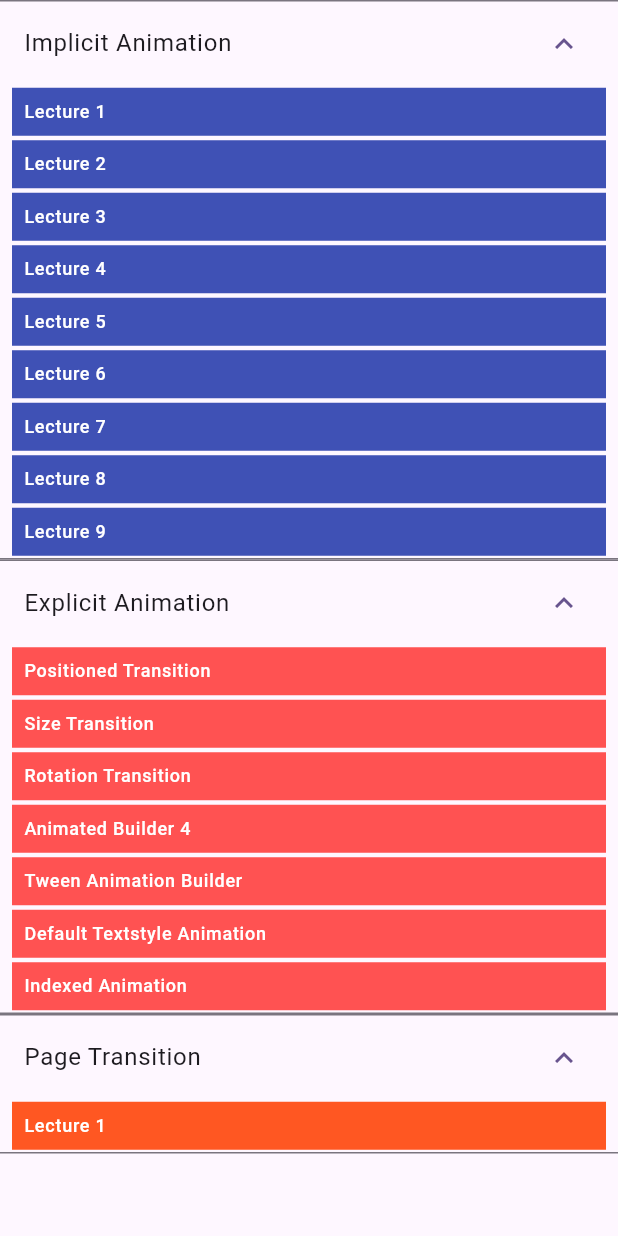
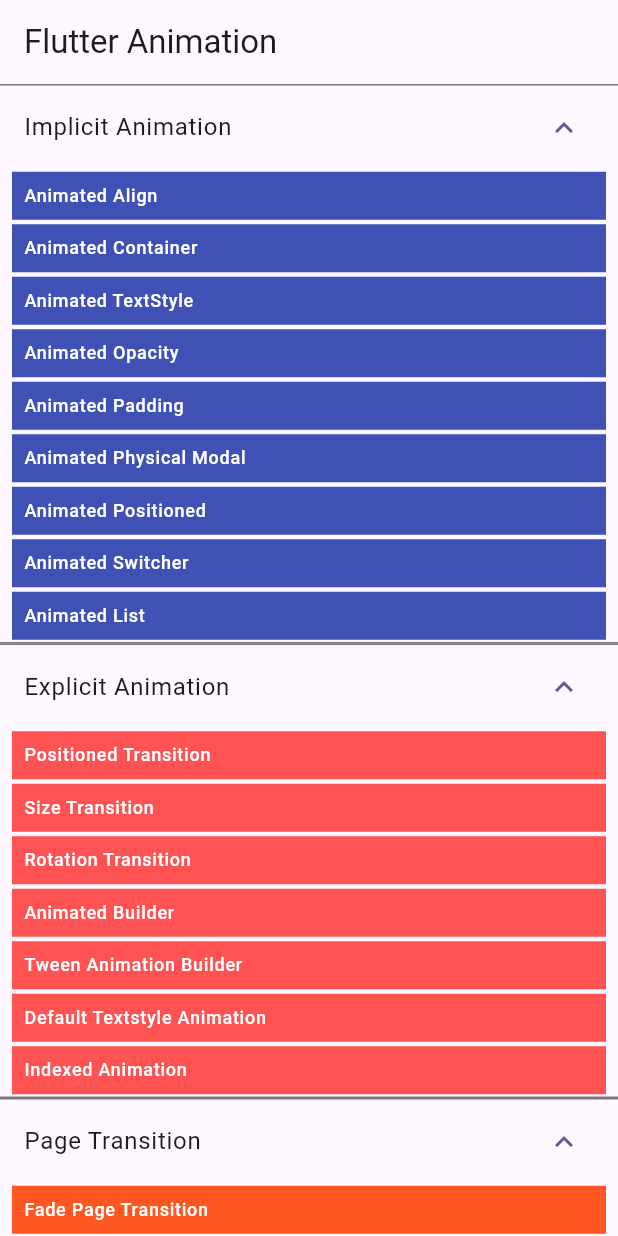
Before and after one commit to fawzi-dev/Flutter-Animation, a Flutter app: the screen it shows after launch, on a phone screen of 412 x 824 dp. Run offline on Flutter 3.47's test engine with Material 3 defaults, Android fonts, the phone set to English and light mode, and no system bars.

Commit message:
Added some improvements

```diff
--- a/lib/Course Lectures/Explicit Animation/animated_builder.dart
+++ b/lib/Course Lectures/Explicit Animation/animated_builder.dart
@@ -36,7 +36,7 @@ class _AnimatedBuilderLectureState extends State<AnimatedBuilderLecture>
   Widget build(BuildContext context) {
     return Scaffold(
       appBar: AppBar(
-        title: const Text('Animated Align'),
+        title: const Text('Animated Builder'),
       ),
       body: AnimatedBuilder(
         animation: animationController,
--- a/lib/Course Lectures/Explicit Animation/default_text_style.dart
+++ b/lib/Course Lectures/Explicit Animation/default_text_style.dart
@@ -43,7 +43,7 @@ class _DefaultTextStyleAnimationLectureState
 
     return Scaffold(
       appBar: AppBar(
-        title: const Text('Animated Align'),
+        title: const Text('Animated Textstyle'),
       ),
       body: Center(
         child: DefaultTextStyleTransition(
--- a/lib/Course Lectures/Explicit Animation/positioned_transition.dart
+++ b/lib/Course Lectures/Explicit Animation/positioned_transition.dart
@@ -65,7 +65,7 @@ class _PositionedTransitionLectureState
   Widget build(BuildContext context) {
     return Scaffold(
       appBar: AppBar(
-        title: const Text('Animated Align'),
+        title: const Text('Positioned Transition'),
       ),
       body: Stack(
         //alignment: Alignment.center,
--- a/lib/Course Lectures/Explicit Animation/rotation_transition.dart
+++ b/lib/Course Lectures/Explicit Animation/rotation_transition.dart
@@ -41,7 +41,7 @@ class _RotationTransitionLectureState extends State<RotationTransitionLecture>
   Widget build(BuildContext context) {
     return Scaffold(
       appBar: AppBar(
-        title: const Text('Animated Align'),
+        title: const Text('Rotation Transition'),
       ),
       body: Column(
         children: [
--- a/lib/Course Lectures/Explicit Animation/size_transition.dart
+++ b/lib/Course Lectures/Explicit Animation/size_transition.dart
@@ -42,7 +42,7 @@ class _SizeTransitionLectureState extends State<SizeTransitionLecture>
   Widget build(BuildContext context) {
     return Scaffold(
       appBar: AppBar(
-        title: const Text('Animated Align'),
+        title: const Text('Size Transition'),
       ),
       body: Column(
         children: [
--- a/lib/Course Lectures/Explicit Animation/tween_animation_builder.dart
+++ b/lib/Course Lectures/Explicit Animation/tween_animation_builder.dart
@@ -18,7 +18,7 @@ class _TweenAnimationBuilderLectureState
   Widget build(BuildContext context) {
     return Scaffold(
       appBar: AppBar(
-        title: const Text('Animated Align'),
+        title: const Text('Tween Animation Builder'),
       ),
       body: TweenAnimationBuilder<double>(
         builder: (BuildContext context, double value, Widget? child) {
--- a/lib/Course Lectures/Implicit Animation/animated_container.dart
+++ b/lib/Course Lectures/Implicit Animation/animated_container.dart
@@ -18,7 +18,7 @@ class AnimatedContainerLectureState extends State<AnimatedContainerLecture> {
   Widget build(BuildContext context) {
     return Scaffold(
       appBar: AppBar(
-        title: const Text('Animated Align'),
+        title: const Text('Animated Container'),
       ),
       body: GestureDetector(
         onTap: () {
--- a/lib/Course Lectures/Implicit Animation/animated_list.dart
+++ b/lib/Course Lectures/Implicit Animation/animated_list.dart
@@ -36,7 +36,7 @@ class _AnimatedListLectureState extends State<AnimatedListLecture> {
 
     return Scaffold(
       appBar: AppBar(
-        title: const Text('Animated Align'),
+        title: const Text('Animated List'),
       ),
       body: AnimatedList(
         key: _listKey,
--- a/lib/Course Lectures/Implicit Animation/animated_opacity.dart
+++ b/lib/Course Lectures/Implicit Animation/animated_opacity.dart
@@ -16,7 +16,7 @@ class _AnimatedOpactiyLectureState extends State<AnimatedOpactiyLecture> {
   Widget build(BuildContext context) {
     return Scaffold(
       appBar: AppBar(
-        title: const Text('Animated Align'),
+        title: const Text('Animated Opacity'),
       ),
       body: GestureDetector(
         onTap: () {
--- a/lib/Course Lectures/Implicit Animation/animated_padding.dart
+++ b/lib/Course Lectures/Implicit Animation/animated_padding.dart
@@ -16,7 +16,7 @@ class _AnimatedPaddingLectureState extends State<AnimatedPaddingLecture> {
   Widget build(BuildContext context) {
     return Scaffold(
       appBar: AppBar(
-        title: const Text('Animated Align'),
+        title: const Text('Animated Padding'),
       ),
       body: GestureDetector(
         onTap: () {
--- a/lib/Course Lectures/Implicit Animation/animated_physical_model.dart
+++ b/lib/Course Lectures/Implicit Animation/animated_physical_model.dart
@@ -19,7 +19,7 @@ class _AnimatedPhysicalModelLectureState
   Widget build(BuildContext context) {
     return Scaffold(
       appBar: AppBar(
-        title: const Text('Animated Align'),
+        title: const Text('Animated Physical Model'),
       ),
       body: GestureDetector(
         onTap: () {
--- a/lib/Course Lectures/Implicit Animation/animated_positioned.dart
+++ b/lib/Course Lectures/Implicit Animation/animated_positioned.dart
@@ -17,7 +17,7 @@ class _AnimatedPositionedLectureState extends State<AnimatedPositionedLecture> {
   Widget build(BuildContext context) {
     return Scaffold(
       appBar: AppBar(
-        title: const Text('Animated Align'),
+        title: const Text('Animated Positioned'),
       ),
       body: GestureDetector(
         onTap: () {
--- a/lib/Course Lectures/Implicit Animation/animated_switcher.dart
+++ b/lib/Course Lectures/Implicit Animation/animated_switcher.dart
@@ -16,7 +16,7 @@ class _AnimiatedSwitcherLectureState extends State<AnimiatedSwitcherLecture> {
   Widget build(BuildContext context) {
     return Scaffold(
       appBar: AppBar(
-        title: const Text('Animated Align'),
+        title: const Text('Animated Switcher'),
       ),
       body: GestureDetector(
         onTap: () {
--- a/lib/Course Lectures/Implicit Animation/animated_textsyle.dart
+++ b/lib/Course Lectures/Implicit Animation/animated_textsyle.dart
@@ -21,7 +21,7 @@ class _AnimatedTextStyleLectureState extends State<AnimatedTextStyleLecture> {
   Widget build(BuildContext context) {
     return Scaffold(
       appBar: AppBar(
-        title: const Text('Animated Align'),
+        title: const Text('Animated Textstyle'),
       ),
       body: GestureDetector(
         onTap: () {
--- a/lib/Course Lectures/PageTransition/page_transition_builder.dart
+++ b/lib/Course Lectures/PageTransition/page_transition_builder.dart
@@ -2,8 +2,9 @@ import 'package:flutter/material.dart';
 
 class PageTransitionExample extends PageRouteBuilder {
   dynamic page;
+  AnimationTypes animationTypes;
 
-  PageTransitionExample(this.page)
+  PageTransitionExample(this.page, this.animationTypes)
       : super(
           pageBuilder: (context, animation, secondaryAnimation) => page,
           transitionsBuilder: (context, animation, secondaryAnimation, child) {
@@ -14,7 +15,6 @@ class PageTransitionExample extends PageRouteBuilder {
 
             const curves = Curves.decelerate;
             const reverseCurves = Curves.decelerate;
-
 
             // Sliding page transition
             var slideTransition =
@@ -41,22 +41,63 @@ class PageTransitionExample extends PageRouteBuilder {
               CurvedAnimation(parent: animation, curve: curves),
             );
 
+            if (animationTypes == AnimationTypes.slide) {
               return Align(
                 alignment: Alignment.center,
                 child: SlideTransition(
                   position: slideTransition,
+                  child: child,
+                ),
+              );
+            } else if (animationTypes == AnimationTypes.fade) {
+              return Align(
+                alignment: Alignment.center,
                 child: FadeTransition(
                   opacity: fadeTransition,
+                  child: child,
+                ),
+              );
+            } else if (animationTypes == AnimationTypes.scale) {
+              return Align(
+                alignment: Alignment.center,
                 child: ScaleTransition(
                   scale: scaleTransition,
+                  child: child,
+                ),
+              );
+            } else if (animationTypes == AnimationTypes.rotation) {
+              return Align(
+                alignment: Alignment.center,
                 child: RotationTransition(
                   turns: rotationTransition,
                   child: child,
                 ),
-                  ),
-                ),
-              ),
               );
+            } else {
+              return Align(
+                alignment: Alignment.center,
+                child: child,
+              );
+            }
+
+            // return Align(
+            //   alignment: Alignment.center,
+            //   child: SlideTransition(
+            //     position: slideTransition,
+            //     child: FadeTransition(
+            //       opacity: fadeTransition,
+            //       child: ScaleTransition(
+            //         scale: scaleTransition,
+            //         child: RotationTransition(
+            //           turns: rotationTransition,
+            //           child: child,
+            //         ),
+            //       ),
+            //     ),
+            //   ),
+            // );
           },
         );
 }
+
+enum AnimationTypes { slide, fade, scale, rotation }
--- a/lib/app_root.dart
+++ b/lib/app_root.dart
@@ -11,6 +11,7 @@ import 'package:animation1/Course%20Lectures/Implicit%20Animation/animated_opaci
 import 'package:animation1/Course%20Lectures/Implicit%20Animation/animated_padding.dart';
 import 'package:animation1/Course%20Lectures/Implicit%20Animation/animated_physical_model.dart';
 import 'package:animation1/Course%20Lectures/Implicit%20Animation/animated_switcher.dart';
+import 'package:animation1/Course%20Lectures/PageTransition/page_transition_builder.dart';
 import 'package:animation1/Course%20Lectures/PageTransition/screen_one.dart';
 import 'package:flutter/material.dart';
 
@@ -27,34 +28,48 @@ class AppRoot extends StatefulWidget {
 
 class _AppRootState extends State<AppRoot> {
   Map<String, Widget> implicitAnimationLecture = {
-    'Lecture 1': const AnimatedAlignLecture(),
-    'Lecture 2': const AnimatedContainerLecture(),
-    'Lecture 3': const AnimatedTextStyleLecture(),
-    'Lecture 4': const AnimatedOpactiyLecture(),
-    'Lecture 5': const AnimatedPaddingLecture(),
-    'Lecture 6': const AnimatedPhysicalModelLecture(),
-    'Lecture 7': const AnimatedPositionedLecture(),
-    'Lecture 8': const AnimiatedSwitcherLecture(),
-    'Lecture 9': const AnimatedListLecture()
+    'Align': const AnimatedAlignLecture(),
+    'Container': const AnimatedContainerLecture(),
+    'TextStyle': const AnimatedTextStyleLecture(),
+    'Opacity': const AnimatedOpactiyLecture(),
+    'Padding': const AnimatedPaddingLecture(),
+    'Physical Modal': const AnimatedPhysicalModelLecture(),
+    'Positioned': const AnimatedPositionedLecture(),
+    'Switcher': const AnimiatedSwitcherLecture(),
+    'List': const AnimatedListLecture()
   };
 
   Map<String, Widget> explicitAnimationLecture = {
     'Positioned Transition': const PositionedTransitionLecture(),
     'Size Transition': const SizeTransitionLecture(),
     'Rotation Transition': const RotationTransitionLecture(),
-    'Animated Builder 4': const AnimatedBuilderLecture(),
+    'Animated Builder': const AnimatedBuilderLecture(),
     'Tween Animation Builder': const TweenAnimationBuilderLecture(),
     'Default Textstyle Animation': const DefaultTextStyleAnimationLecture(),
     'Indexed Animation': const IndexedStackAnimationLecture(),
   };
 
   Map<String, Widget> pageAnimationLecture = {
-    'Lecture 1': const ScreenOne(),
+    'Fade Page Transition': const ScreenOne(
+      types: AnimationTypes.fade,
+    ),
+    'Scale Page Transition': const ScreenOne(
+      types: AnimationTypes.scale,
+    ),
+    'Rotation Page Transition': const ScreenOne(
+      types: AnimationTypes.rotation,
+    ),
+    'Slide Page Transition': const ScreenOne(
+      types: AnimationTypes.slide,
+    ),
   };
 
   @override
   Widget build(BuildContext context) {
     return Scaffold(
+        appBar: AppBar(
+          title: const Text('Flutter Animation'),
+        ),
         body: SingleChildScrollView(
           child: SafeArea(
             child: Column(
@@ -118,7 +133,9 @@ class LectureTile extends StatelessWidget {
                 color: animationColor,
               ),
               child: Text(
-                listOfLectures.keys.elementAt(index),
+                label == 'Implicit Animation'
+                    ? 'Animated ${listOfLectures.keys.elementAt(index)} '
+                    : listOfLectures.keys.elementAt(index),
                 style: Theme.of(context)
                     .textTheme
                     .labelMedium!
```
Also changed, not shown: lib/Course Lectures/PageTransition/screen_one.dart (+30 -13 lines), lib/Course Lectures/PageTransition/screen_two.dart (+36 -7 lines). Lines whose indentation alone changed are shown as unchanged.
